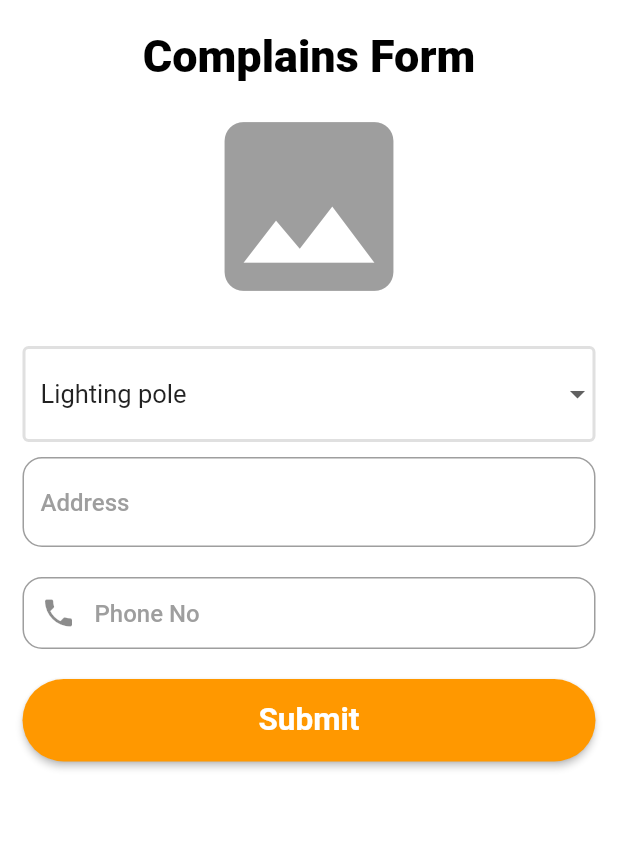
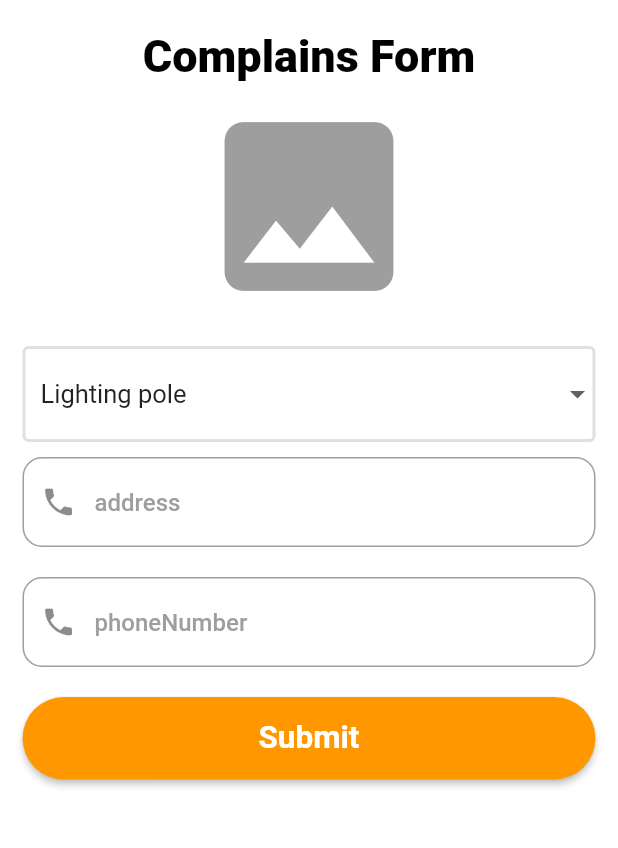
Before and after one commit to Basma-Ahmed24/Rasd, a Flutter app: the screen it shows once a user with an empty profile is signed in, on a phone screen of 412 x 824 dp, the part 245-1093 px from its top. Run offline on Flutter 3.47's test engine with Material 2 defaults, Android fonts, the light colour scheme and no system bars; our stand-ins replace cloud_firestore, firebase_auth, firebase_core, firebase_storage, flutter_bloc, image_picker; accounts and stored records are empty.

Commit message:
add complains

```diff
--- a/lib/complains_page.dart
+++ b/lib/complains_page.dart
@@ -1,8 +1,17 @@
+// ignore_for_file: prefer_const_constructors, avoid_print
+
 import 'dart:io';
 
+import 'package:firebase_auth/firebase_auth.dart';
+import 'package:firebase_storage/firebase_storage.dart';
 import 'package:flutter/material.dart';
+import 'package:flutter_bloc/flutter_bloc.dart';
 import 'package:image_picker/image_picker.dart';
-import 'package:rasd/profile_page.dart';
+import 'package:rasd/controller/user_bloc/user_cubit.dart';
+import 'package:rasd/controller/user_bloc/user_state.dart';
+import 'package:rasd/models/complains_models.dart';
+import 'package:rasd/models/constants.dart';
+
 import 'drawer.dart';
 
 class ComplainsScreen extends StatefulWidget {
@@ -14,36 +23,32 @@ class ComplainsScreen extends StatefulWidget {
 
 class _ComplainsScreenState extends State<ComplainsScreen> {
   String? dropdownValue = 'Lighting pole';
-  XFile? imageFile;
+  File? _selectedImage;
 
   int? selectedValue;
-  var phonecontroller = TextEditingController();
-  var addresscontroller = TextEditingController();
+  String? address, phoneNumber, complainsName, imageUrl;
   List<String> items = ['Lighting pole', 'potholes', 'Building violation'];
   final ImagePicker image = ImagePicker();
   var formkey = GlobalKey<FormState>();
   var scaffoldkey = GlobalKey<ScaffoldState>();
   final picker = ImagePicker();
 
-  getgal() async {
-    dynamic img = await ImagePicker.platform
-        .getImageFromSource(source: ImageSource.gallery);
+  Future pickImage(BuildContext context) async {
+    final pickedImage = await picker.pickImage(source: ImageSource.gallery);
+    if (pickedImage == null) {
+      return;
+    }
     setState(() {
-      imageFile = img;
+      _selectedImage = File(pickedImage.path);
     });
   }
 
+  @override
   Widget build(BuildContext context) {
-    // TODO: implement build
-
-    int? selectedValue;
-    var phonecontroller = TextEditingController();
-    var addresscontroller = TextEditingController();
-    List<String> items = ['Lighting pole', 'potholes', 'Building violation'];
-
-    var formkey = GlobalKey<FormState>();
-    var scaffoldkey = GlobalKey<ScaffoldState>();
-
+    return BlocConsumer<UserCubit, UserStatus>(
+      listener: (context, state) {},
+      builder: (ctx, state) {
+        final cubit = UserCubit.get(ctx);
         return Scaffold(
           key: scaffoldkey,
           drawer: Navdrawer(),
@@ -60,12 +65,20 @@ class _ComplainsScreenState extends State<ComplainsScreen> {
                       height: 30,
                       width: 0,
                     ),
-                  Row(children: [
+                    Row(
+                      children: [
                         IconButton(
-                        onPressed: () => scaffoldkey.currentState?.openDrawer(),
-                        icon: Icon(Icons.menu, size: 35, color: Colors.black)),
-                  ]),
-                  Container(
+                          onPressed: () =>
+                              scaffoldkey.currentState?.openDrawer(),
+                          icon: Icon(
+                            Icons.menu,
+                            size: 35,
+                            color: Colors.black,
+                          ),
+                        ),
+                      ],
+                    ),
+                    SizedBox(
                       height: 70,
                       width: 250,
                       child: Image.asset("assets/logo.png"),
@@ -73,16 +86,32 @@ class _ComplainsScreenState extends State<ComplainsScreen> {
                     SizedBox(
                       height: 20,
                     ),
-                  Text("Complains Form",
+                    Text(
+                      "Complains Form",
                       style: TextStyle(
                         fontSize: 30,
                         fontWeight: FontWeight.w800,
                         color: Colors.black,
-                      )),
-                  if (imageFile == null)
+                      ),
+                    ),
+                    if (_selectedImage == null)
                       IconButton(
                         onPressed: () async {
-                        getgal();
+                          await pickImage(context).then(
+                            (value) async {
+                              final userId =
+                                  FirebaseAuth.instance.currentUser!.uid;
+                              final ref = FirebaseStorage.instance
+                                  .ref()
+                                  .child(Constants.image)
+                                  .child(userId + Constants.image);
+                              await ref.putFile(_selectedImage!).whenComplete(
+                                () async {
+                                  imageUrl = await ref.getDownloadURL();
+                                },
+                              );
+                            },
+                          );
                         },
                         icon: Icon(
                           Icons.image,
@@ -92,29 +121,27 @@ class _ComplainsScreenState extends State<ComplainsScreen> {
                         color: Colors.grey,
                       )
                     else
-                    Image.file(File(imageFile!.path)),
-                  SizedBox(
-                    height: 10,
+                      Image.file(
+                        File(
+                          _selectedImage!.path,
                         ),
+                      ),
+                    SizedBox(height: 10),
                     DropdownButtonFormField(
                       decoration: InputDecoration(
                         enabledBorder: OutlineInputBorder(
-                        //<-- SEE HERE
-                        borderSide: BorderSide(color: Colors.black12, width: 2),
+                          borderSide:
+                              BorderSide(color: Colors.black12, width: 2),
                         ),
                         focusedBorder: OutlineInputBorder(
-                        //<-- SEE HERE
                           borderSide: BorderSide(
                             color: Colors.grey,
                             width: 2,
                           ),
                         ),
                       ),
-                    items: <String>[
-                      'Lighting pole',
-                      'potholes',
-                      'Building violation'
-                    ].map<DropdownMenuItem<String>>((String value) {
+                      items: items.map<DropdownMenuItem<String>>(
+                        (String value) {
                           return DropdownMenuItem<String>(
                             value: value,
                             child: Text(
@@ -122,95 +149,41 @@ class _ComplainsScreenState extends State<ComplainsScreen> {
                               style: TextStyle(fontSize: 17),
                             ),
                           );
-                    }).toList(),
+                        },
+                      ).toList(),
                       value: dropdownValue,
                       onChanged: (String? newValue) {
-                      setState(() {
+                        setState(
+                          () {
                             dropdownValue = newValue!;
-                        print(dropdownValue);
-                      });
+                          },
+                        );
                       },
                     ),
                     SizedBox(
                       height: 10,
                     ),
-                  TextFormField(
-                      keyboardType: TextInputType.name,
-                      controller: phonecontroller,
-                      onChanged: (String value) {
-                        print(value);
-                      },
-                      decoration: const InputDecoration(
-                        hintStyle: TextStyle(
-                            color: Colors.grey,
-                            fontSize: 16,
-                            fontWeight: FontWeight.w500),
-                        focusedBorder: OutlineInputBorder(
-                          borderSide:
-                              BorderSide(color: Colors.blueAccent, width: 2.0),
-                        ),
-                        border: OutlineInputBorder(
-                          borderRadius: BorderRadius.all(
-                            Radius.circular(13),
-                          ),
-                        ),
-                        hintText: "Address",
-                      ),
-                      validator: (value) {
-                        if (value!.isEmpty) {
-                          return "address must not be empty";
-                        }
-                      },
-                      style: const TextStyle(
-                          fontSize: 17, fontWeight: FontWeight.w500)),
-                  SizedBox(
-                    height: 20,
-                  ),
-                  TextFormField(
-                      keyboardType: TextInputType.name,
-                      controller: phonecontroller,
-                      onChanged: (String value) {
-                        print(value);
-                      },
-                      decoration: const InputDecoration(
-                          hintStyle: TextStyle(
-                              color: Colors.grey,
-                              fontSize: 16,
-                              fontWeight: FontWeight.w500),
-                          focusedBorder: OutlineInputBorder(
-                            borderSide: BorderSide(
-                                color: Colors.blueAccent, width: 2.0),
-                          ),
-                          prefixIcon: Icon(
-                            Icons.phone,
-                            color: Colors.black45,
-                          ),
-                          border: OutlineInputBorder(
-                            borderRadius: BorderRadius.all(
-                              Radius.circular(13),
-                            ),
-                          ),
-                          hintText: "Phone No",
-                          contentPadding:
-                              EdgeInsets.symmetric(vertical: 4, horizontal: 5)),
-                      style: const TextStyle(
-                          fontSize: 17, fontWeight: FontWeight.w500),
-                      validator: (value) {
-                        if (value!.isEmpty) {
-                          return "phone no must not be empty";
-                        }
-                      }),
-                  SizedBox(
-                    height: 20,
-                  ),
+                    complainsTextFormField(Constants.address),
+                    SizedBox(height: 20),
+                    complainsTextFormField(Constants.phoneNumber),
+                    SizedBox(height: 20),
                     ElevatedButton(
-                    onPressed: () {
+                      onPressed: () async {
                         if (formkey.currentState!.validate()) {
-                        print(phonecontroller.text);
-                        print(addresscontroller.text);
-                        Navigator.push(
-                          context,
-                          MaterialPageRoute(builder: (context) => Profile()),
+                          formkey.currentState!.save();
+
+                          print('image $imageUrl');
+                          print(address);
+                          ComplainsModels complains = ComplainsModels(
+                            adress: address,
+                            phone: phoneNumber,
+                            complainsDate: DateTime.now(),
+                            complainsName: dropdownValue,
+                            image: imageUrl,
+                          );
+                          print(complains.phone);
+                          await cubit.addComplains(
+                            complains: complains,
                           );
                         }
                       },
@@ -232,9 +205,58 @@ class _ComplainsScreenState extends State<ComplainsScreen> {
                       ),
                     ),
                   ],
-              )),
+                ),
+              ),
             ),
           ),
         );
+      },
+    );
+  }
+
+  Widget complainsTextFormField(String? hintText) {
+    return TextFormField(
+      keyboardType: TextInputType.name,
+      onSaved: (newValue) {
+        if (hintText!.trim() == Constants.address) {
+          address = newValue!;
+        } else if (hintText.trim() == Constants.phoneNumber) {
+          phoneNumber = newValue!;
+        }
+      },
+      decoration: InputDecoration(
+        hintStyle: TextStyle(
+          color: Colors.grey,
+          fontSize: 16,
+          fontWeight: FontWeight.w500,
+        ),
+        focusedBorder: OutlineInputBorder(
+          borderSide: BorderSide(color: Colors.blueAccent, width: 2.0),
+        ),
+        prefixIcon: Icon(
+          Icons.phone,
+          color: Colors.black45,
+        ),
+        border: OutlineInputBorder(
+          borderRadius: BorderRadius.all(
+            Radius.circular(13),
+          ),
+        ),
+        hintText: hintText,
+      ),
+      style: const TextStyle(fontSize: 17, fontWeight: FontWeight.w500),
+      validator: (value) {
+        if (hintText!.trim() == Constants.phoneNumber) {
+          if (value!.isEmpty) {
+            return "phone no must not be empty";
+          }
+        } else if (hintText.trim() == Constants.address.trim()) {
+          if (value!.isEmpty) {
+            return "address must not be empty";
           }
         }
+        return null;
+      },
+    );
+  }
+}
--- a/lib/main.dart
+++ b/lib/main.dart
@@ -4,6 +4,7 @@ import 'package:firebase_core/firebase_core.dart';
 import 'package:flutter/material.dart';
 import 'package:flutter_bloc/flutter_bloc.dart';
 import 'package:rasd/auth.dart';
+import 'package:rasd/complains_page.dart';
 import 'package:rasd/controller/user_bloc/user_cubit.dart';
 import 'package:rasd/models/local_data_base/local_data_source.dart';
 import 'firebase_options.dart';
--- a/lib/models/complains_models.dart
+++ b/lib/models/complains_models.dart
@@ -1,3 +1,5 @@
+import 'dart:io';
+
 import 'package:rasd/models/constants.dart';
 
 class ComplainsModels {
@@ -5,9 +7,15 @@ class ComplainsModels {
   final String? adress;
   final String? phone;
   final DateTime? complainsDate;
+  final String? image;
 
-  ComplainsModels(
-      {this.complainsName, this.adress, this.complainsDate, this.phone});
+  ComplainsModels({
+    this.complainsName,
+    this.adress,
+    this.complainsDate,
+    this.phone,
+    this.image,
+  });
 
   Map<String, dynamic> toJson() {
     return {
@@ -15,14 +23,17 @@ class ComplainsModels {
       Constants.complainsadress: adress,
       Constants.complainsDate: complainsDate,
       Constants.phoneNumber: phone,
+      Constants.image: image,
     };
   }
 
   factory ComplainsModels.fromJson(Map<String, dynamic> map) {
     return ComplainsModels(
-        complainsName: map[Constants.complainsName],
-        adress: map[Constants.complainsadress],
-        complainsDate: map[Constants.complainsDate],
-        phone: map[Constants.phoneNumber]);
+      complainsName: map[Constants.complainsName],
+      adress: map[Constants.complainsadress],
+      complainsDate: map[Constants.complainsDate],
+      phone: map[Constants.phoneNumber],
+      image: map[Constants.image],
+    );
   }
 }
--- a/lib/models/constants.dart
+++ b/lib/models/constants.dart
@@ -10,4 +10,7 @@ class Constants {
   static const String conPassword = 'Confirm Password';
   static const String user = 'user';
   static const String uid = 'userId';
+  static const String complains = 'complains';
+  static const String address = 'address';
+  static const String image = 'image';
 }
--- a/pubspec.yaml
+++ b/pubspec.yaml
@@ -42,12 +42,13 @@ dependencies:
   cupertino_icons:
   firebase_core:
   cloud_firestore:
+  cloud_functions:
   firebase_auth:
   image_picker:
   path:
   flutter_bloc:
   intl:
-  sqflite:
+  firebase_storage:
 
 dev_dependencies:
   flutter_test:
```
Also changed, not shown: lib/controller/user_bloc/user_cubit.dart (+9 -8 lines), lib/sign_in.dart (+6 -6 lines), pubspec.lock. Lines whose indentation alone changed are shown as unchanged.
